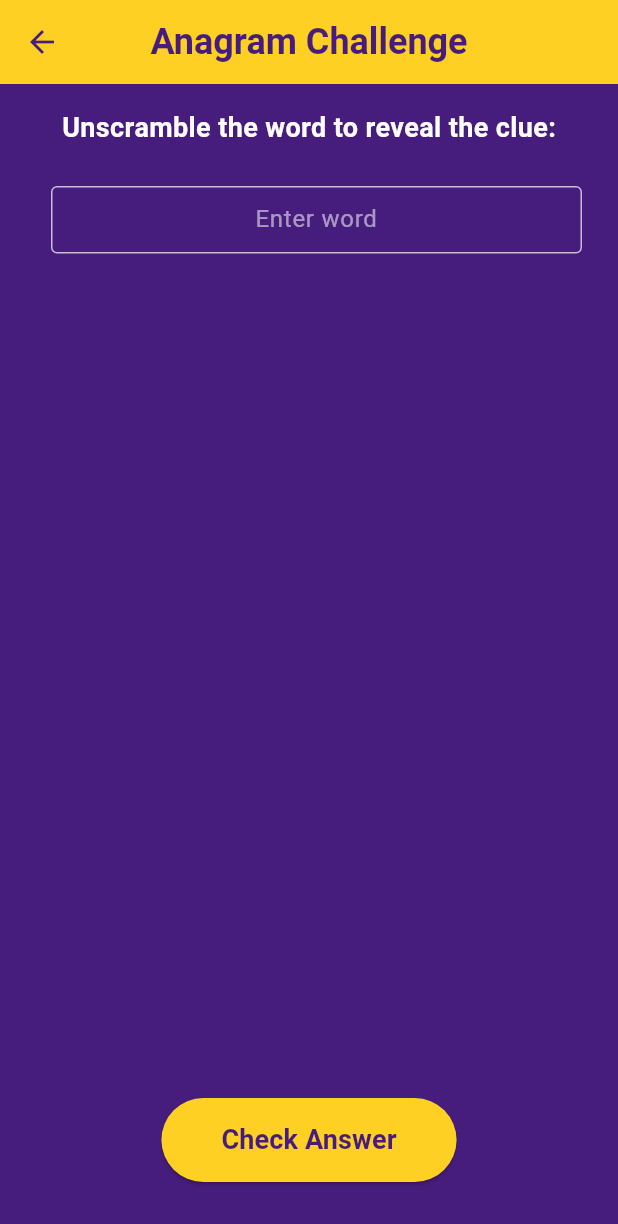
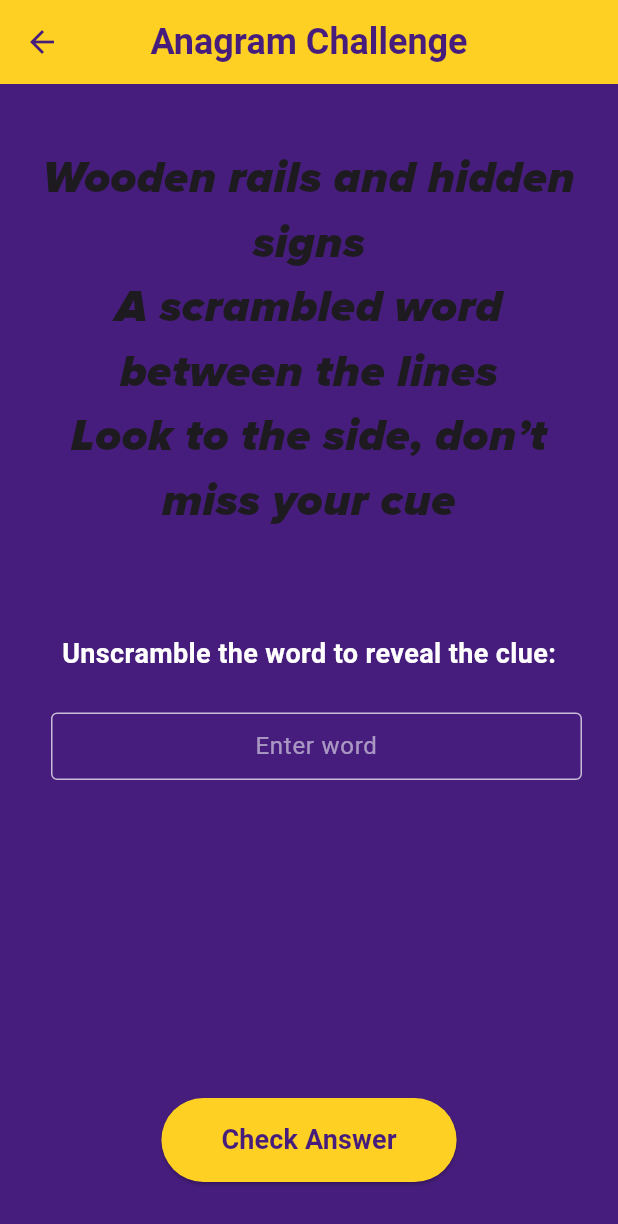
Before and after one commit to maureensanchez99/pft_scavenger_hunt, a Flutter app: the CapstoneStairs screen opened directly, on a phone screen of 412 x 824 dp. Shown: the top 1224 px of the screen. Run offline on Flutter 3.47's test engine with Material 3 defaults, Android fonts, the phone set to English and light mode, and no system bars; statements that could not run were skipped.

Commit message:
added riddle

```diff
--- a/lib/pages/capstone_stairs.dart
+++ b/lib/pages/capstone_stairs.dart
@@ -128,6 +128,21 @@ class _CapstoneStairsState extends State<CapstoneStairs> {
             padding: const EdgeInsets.all(16.0),
             child: Column(
               children: <Widget>[
+                SizedBox(height: 25.0,),
+                Text(
+                  'Wooden rails and hidden signs\n'
+                  'A scrambled word between the lines\n'
+                  'Look to the side, don’t miss your cue\n',
+                  textAlign: TextAlign.center,
+                  style: TextStyle(
+                    fontFamily: 'ProximaNova',
+                    fontStyle: FontStyle.italic,
+                    fontWeight: FontWeight.w800,
+                    fontSize: 30,
+                    color: Color.white,
+                  ),
+                ),
+                SizedBox(height: 25.0,),
                 const Text(
                   'Unscramble the word to reveal the clue:',
                   style: TextStyle(fontSize: 18, color: Colors.white, fontWeight: FontWeight.bold),
```
